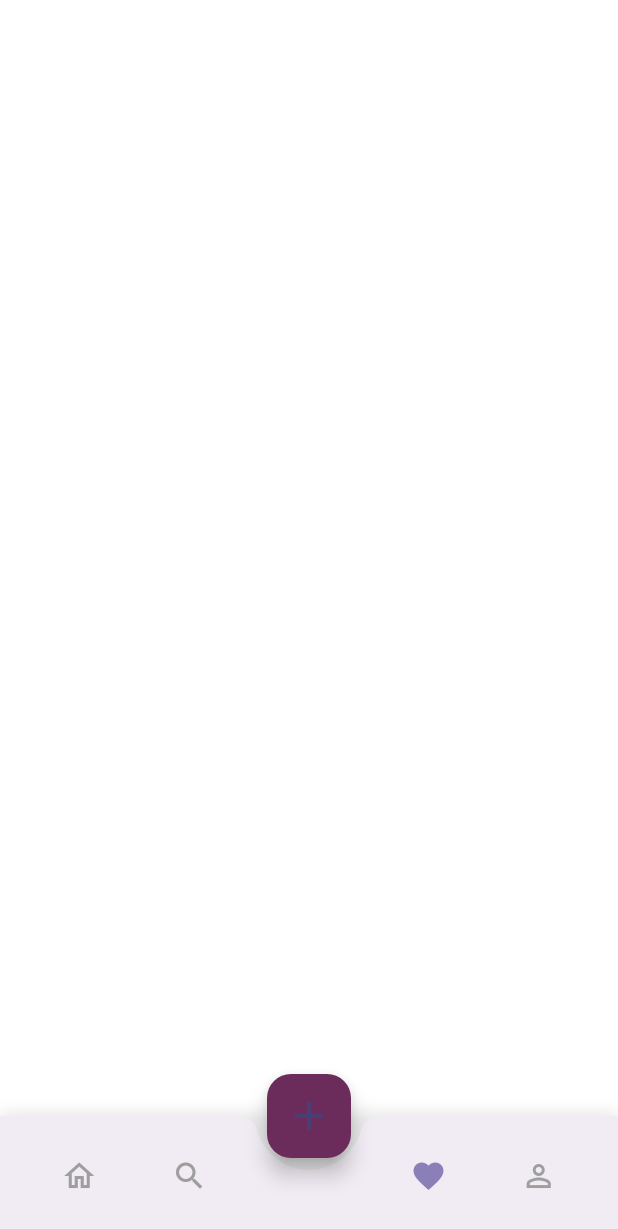
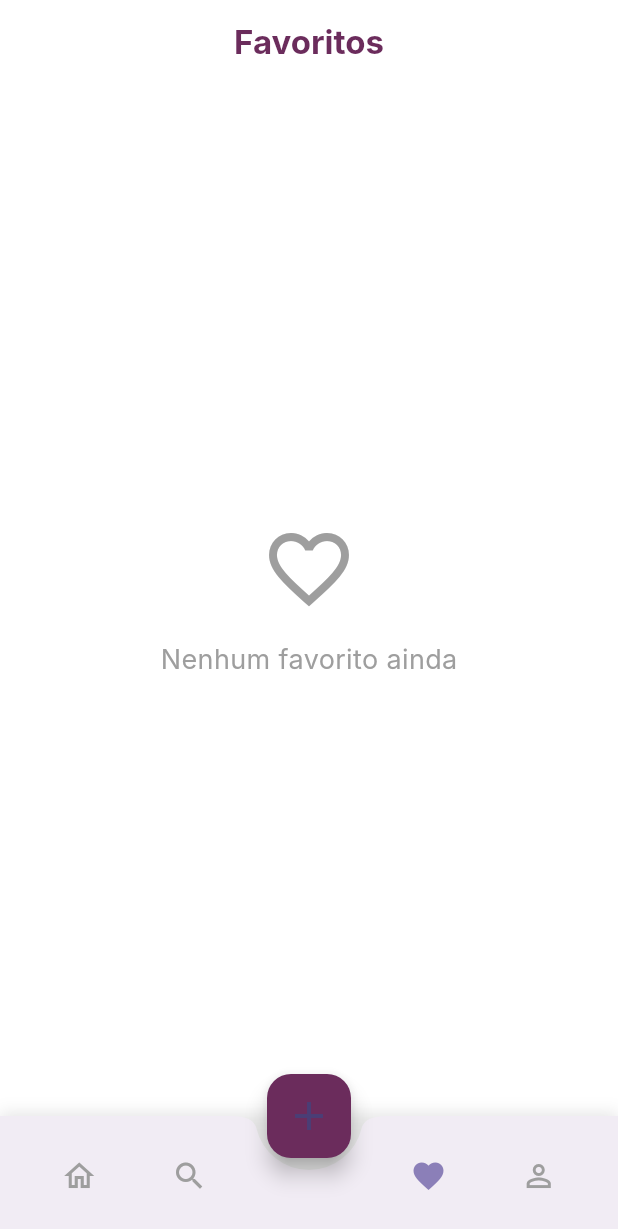
Before and after one commit to Brunaalvares/Gimie-atualiza-o, a Flutter app: the MainShell screen opened directly, item 2 of the bottom bar chosen, after a tap on the "favorite outline" icon, on a phone screen of 412 x 824 dp. Shown: the top 1229 px of the screen. Run offline on Flutter 3.47's test engine with Material 3 defaults, Android fonts, the phone set to English and light mode, and no system bars; our stand-ins replace cloud_firestore, firebase_auth, firebase_core, firebase_storage, image_picker; accounts and stored records are empty; network calls fail; Roboto replaces fonts that are missing (Inter).

Commit message:
Refactor: Improve Firebase config and product handling
This commit introduces several improvements:

- **Firebase Configuration:**
  - Replaces hardcoded Firebase options with a dynamic approach using `FirebaseConfig.currentPlatform`.
  - Adds platform-specific configuration for Android and iOS.
  - Includes error handling for Firebase initialization in `main.dart`.
  - Provides a fallback UI for Firebase initialization errors.

- **Product Model:**
  - Enhances `Product` model with `apiId` and `firebaseId` fields to better handle products from different sources.
  - Improves JSON and Firestore parsing with helper methods for robust data conversion.

- **Product Provider:**
  - Refactors `loadProducts` and `searchProducts` to use a `Map` for efficient deduplication of products from API and Firebase.
  - Prioritizes Firebase for product data when merging, as it's the canonical source for likes and user operations.
  - Updates `addProduct`, `deleteProduct`, and `toggleLike` to correctly handle `apiId` and `firebaseId` for cross-source operations.
  - Improves error handling and logging for API and Firebase interactions.

- **UI Enhancements:**
  - Adds a new `FavoritesScreen` to display user's liked products.
  - Integrates `FavoritesScreen` into the `MainShell` navigation.

- **Service Refinements:**
  - Updates `ApiService.searchProducts` to use `Uri.replace` for better URL construction.
  - Modifies `FirebaseService.searchProducts` to use `orderBy`, `startAt`, and `endAt` for more efficient prefix searching.

Co-authored-by: bruna.m.alvares <bruna.m.alvares@gmail.com>

```diff
--- /dev/null
+++ b/lib/screens/favorites_screen.dart
@@ -0,0 +1,92 @@
+import 'package:flutter/material.dart';
+import 'package:provider/provider.dart';
+import '../providers/auth_provider.dart';
+import '../providers/product_provider.dart';
+import '../models/product_model.dart';
+
+class FavoritesScreen extends StatelessWidget {
+  const FavoritesScreen({Key? key}) : super(key: key);
+
+  @override
+  Widget build(BuildContext context) {
+    return Scaffold(
+      appBar: AppBar(
+        title: const Text(
+          'Favoritos',
+          style: TextStyle(
+            fontWeight: FontWeight.bold,
+            color: Color(0xFF6B2C5C),
+          ),
+        ),
+        backgroundColor: Colors.white,
+        elevation: 0,
+        centerTitle: true,
+      ),
+      body: Consumer2<AuthProvider, ProductProvider>(
+        builder: (context, auth, products, _) {
+          final userId = auth.currentUser?.id;
+          if (userId == null) {
+            return const Center(child: CircularProgressIndicator());
+          }
+
+          final favs = products.products
+              .where((p) => p.likedBy.contains(userId))
+              .toList()
+            ..sort((a, b) => b.createdAt.compareTo(a.createdAt));
+
+          if (favs.isEmpty) {
+            return const Center(
+              child: Column(
+                mainAxisAlignment: MainAxisAlignment.center,
+                children: [
+                  Icon(Icons.favorite_border, size: 64, color: Colors.grey),
+                  SizedBox(height: 16),
+                  Text(
+                    'Nenhum favorito ainda',
+                    style: TextStyle(fontSize: 18, color: Colors.grey),
+                  ),
+                ],
+              ),
+            );
+          }
+
+          return ListView.builder(
+            padding: const EdgeInsets.all(16),
+            itemCount: favs.length,
+            itemBuilder: (context, index) {
+              final Product product = favs[index];
+              return Card(
+                margin: const EdgeInsets.only(bottom: 16),
+                child: ListTile(
+                  leading: ClipRRect(
+                    borderRadius: BorderRadius.circular(8),
+                    child: Image.network(
+                      product.imageUrl,
+                      width: 60,
+                      height: 60,
+                      fit: BoxFit.cover,
+                      errorBuilder: (_, __, ___) => Container(
+                        width: 60,
+                        height: 60,
+                        color: Colors.grey[200],
+                        child: const Icon(Icons.image_not_supported),
+                      ),
+                    ),
+                  ),
+                  title: Text(product.name),
+                  subtitle: Text(product.formattedPrice),
+                  trailing: IconButton(
+                    icon: const Icon(Icons.favorite, color: Color(0xFF8B7FB8)),
+                    onPressed: () {
+                      products.toggleLike(product.id, userId);
+                    },
+                  ),
+                ),
+              );
+            },
+          );
+        },
+      ),
+    );
+  }
+}
--- a/lib/screens/main_shell.dart
+++ b/lib/screens/main_shell.dart
@@ -3,6 +3,7 @@ import 'home_screen.dart';
 import 'add_product_screen.dart';
 import 'profile_screen.dart';
 import 'search_screen.dart';
+import 'favorites_screen.dart';
 
 class MainShell extends StatefulWidget {
   const MainShell({Key? key}) : super(key: key);
@@ -18,7 +19,7 @@ class _MainShellState extends State<MainShell> {
     const HomeScreen(),
     const SearchScreen(),
     const SizedBox(), // Placeholder for FAB
-    const SizedBox(), // Placeholder
+    const FavoritesScreen(),
     const ProfileScreen(),
   ];
 
--- a/lib/services/api_service.dart
+++ b/lib/services/api_service.dart
@@ -241,8 +241,10 @@ class ApiService {
   // Search
   Future<List<Product>> searchProducts(String query) async {
     try {
+      final uri = Uri.parse('${ApiConfig.baseUrl}${ApiConfig.productsEndpoint}/search')
+          .replace(queryParameters: {'q': query});
       final response = await http.get(
-        Uri.parse('${ApiConfig.baseUrl}${ApiConfig.productsEndpoint}/search?q=$query'),
+        uri,
         headers: _headers,
       ).timeout(ApiConfig.receiveTimeout);
 
```
Also changed, not shown: lib/config/firebase_config.dart (+26 -12 lines), lib/main.dart (+57 -3 lines), lib/models/product_model.dart (+48 -14 lines), lib/providers/product_provider.dart (+100 -40 lines), lib/services/firebase_service.dart (+7 -2 lines).
